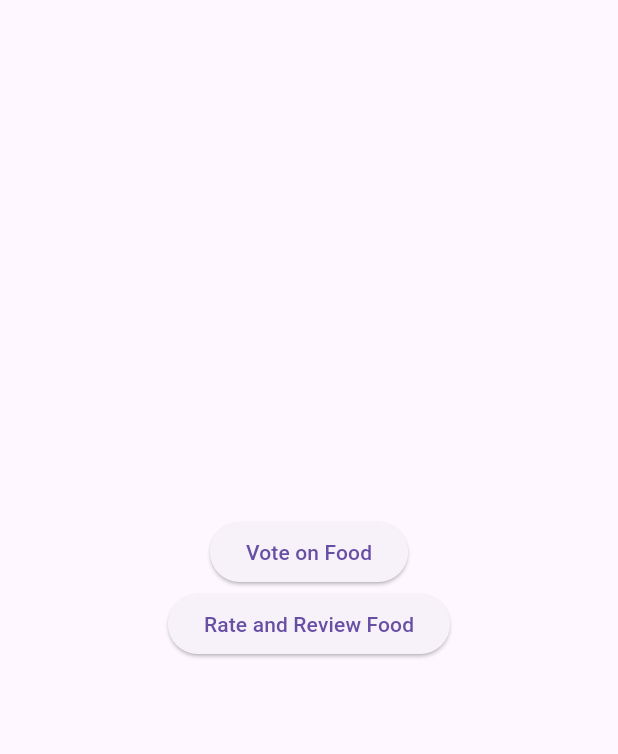
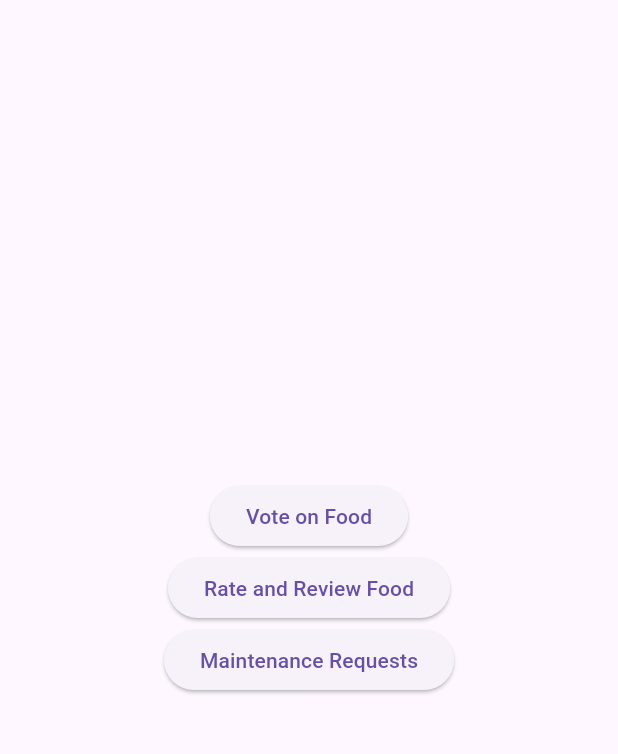
Before and after one commit to 0mptll/HostelBuzz, a Flutter app: the screen it shows after launch, on a phone screen of 412 x 824 dp, the part 72-826 px from its top. Run offline on Flutter 3.47's test engine with Material 3 defaults, Android fonts, the phone set to English and light mode, and no system bars.

Commit message:
Update home_screen.dart

```diff
--- a/lib/home_screen.dart
+++ b/lib/home_screen.dart
@@ -1,5 +1,6 @@
 import 'package:flutter/material.dart';
 import 'custom_drawer.dart';
+import 'maintenance_request_screen.dart';
 
 class HomeScreen extends StatelessWidget {
   @override
@@ -9,10 +10,10 @@ class HomeScreen extends StatelessWidget {
         title: Row(
           children: <Widget>[
             Image.asset(
-              'assets/img.png', // Path to your logo
-              height: 40, // Adjust as needed
+              'assets/image.png',
+              height: 40,
             ),
-            SizedBox(width: 10), // Space between logo and title
+            SizedBox(width: 10),
             Text('HostelBuzz Home'),
           ],
         ),
@@ -34,6 +35,12 @@ class HomeScreen extends StatelessWidget {
               },
               child: Text('Rate and Review Food'),
             ),
+            ElevatedButton(
+              onPressed: () {
+                Navigator.pushNamed(context, '/maintenance');
+              },
+              child: Text('Maintenance Requests'),
+            ),
           ],
         ),
       ),
```
